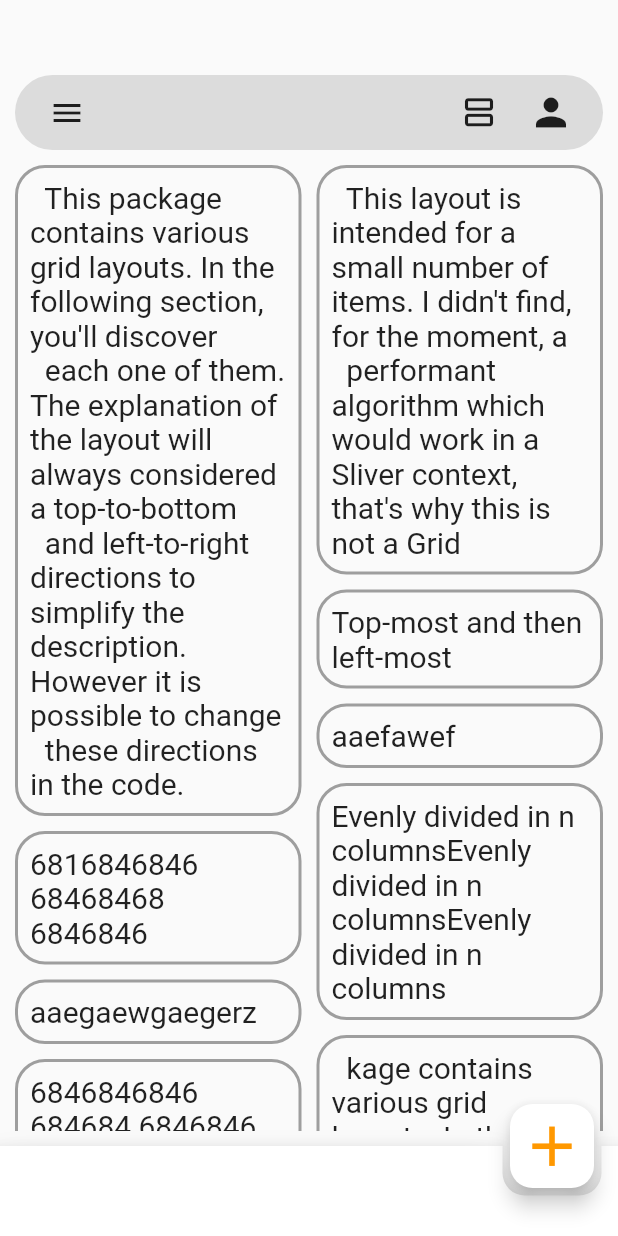
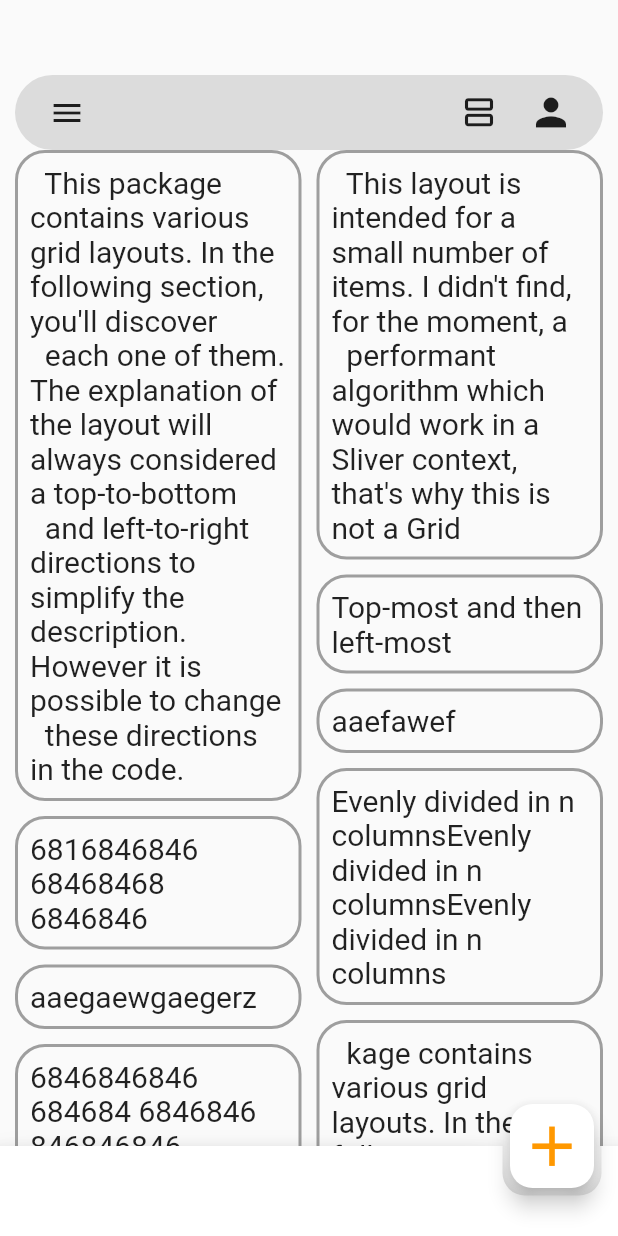
Before and after one commit to CaptenSepp/note_app_google_keep, a Flutter app: the screen it shows after launch, on a phone screen of 412 x 824 dp. Run offline on Flutter 3.47's test engine with Material 2 defaults, Android fonts, the phone set to English and light mode, and no system bars.

Commit message:
staggeredgrid change to masonrygridview

```diff
--- a/lib/src/screens/home_page/components/home_page_staggered_grid.dart
+++ b/lib/src/screens/home_page/components/home_page_staggered_grid.dart
@@ -28,28 +28,28 @@ class _HomePageStaggeredGrid extends StatelessWidget {
   Widget build(BuildContext context) {
     return Expanded(
       child: Padding(
-        padding: const EdgeInsets.all(10.0),
-        child: StaggeredGrid.count(
+        padding: const EdgeInsets.symmetric(horizontal: 10.0),
+        child: MasonryGridView.count(
           crossAxisCount: 2,
+          itemCount: notes.length,
           mainAxisSpacing: 10,
           crossAxisSpacing: 10,
-          children: List.generate(
-            notes.length,
-            (index) {
+          itemBuilder: (context, index) {
             return Container(
               decoration: BoxDecoration(
                 border: Border.all(width: 2, color: Colors.grey),
-                    borderRadius: const BorderRadius.all(Radius.circular(20))),
+                borderRadius: const BorderRadius.all(
+                  Radius.circular(20),
+                ),
+              ),
               child: Padding(
                 padding: const EdgeInsets.all(8.0),
-                  child:
-                      Text(notes[index], style: const TextStyle(fontSize: 20)),
+                child: Text(notes[index], style: const TextStyle(fontSize: 20)),
               ),
             );
           },
         ),
       ),
-      ),
     );
   }
 }
```
Lines whose indentation alone changed are shown as unchanged.
